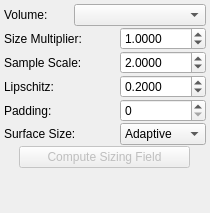
The window that src/gui/Application/ToolWidgets/SizingFieldWidget.ui (SCIInstitute/Cleaver) describes before a commit, drawn with Qt 5.
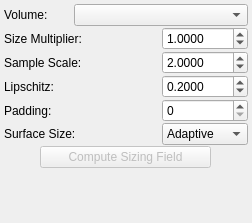
The same window after the commit.

Commit message:
Fixed UI size issues. Refactored cleaving widget.
This change fixed a couple issues with default sizes that
created too small widgets by default. It also refactored
the cleaving widget to better reflect the data model and
intended usage. There should be no global state for the
app. Each module, widget, and window should operate on
a specific volume, mesh etc. These data objects can be
referenced through the Data Manager.

Patch:
```diff
--- a/src/gui/Application/ToolWidgets/SizingFieldWidget.ui
+++ b/src/gui/Application/ToolWidgets/SizingFieldWidget.ui
@@ -6,8 +6,8 @@
    <rect>
     <x>0</x>
     <y>0</y>
-    <width>210</width>
-    <height>213</height>
+    <width>252</width>
+    <height>223</height>
    </rect>
   </property>
   <property name="sizePolicy">
@@ -18,8 +18,8 @@
   </property>
   <property name="minimumSize">
    <size>
-    <width>0</width>
-    <height>0</height>
+    <width>186</width>
+    <height>217</height>
    </size>
   </property>
   <property name="maximumSize">
@@ -532,7 +532,7 @@
       <property name="sizeHint" stdset="0">
        <size>
         <width>20</width>
-        <height>40</height>
+        <height>10</height>
        </size>
       </property>
      </spacer>
```
Left out of the diff: 88 changed lines with no effect on the pictures. The commit also changes 6 other files.
